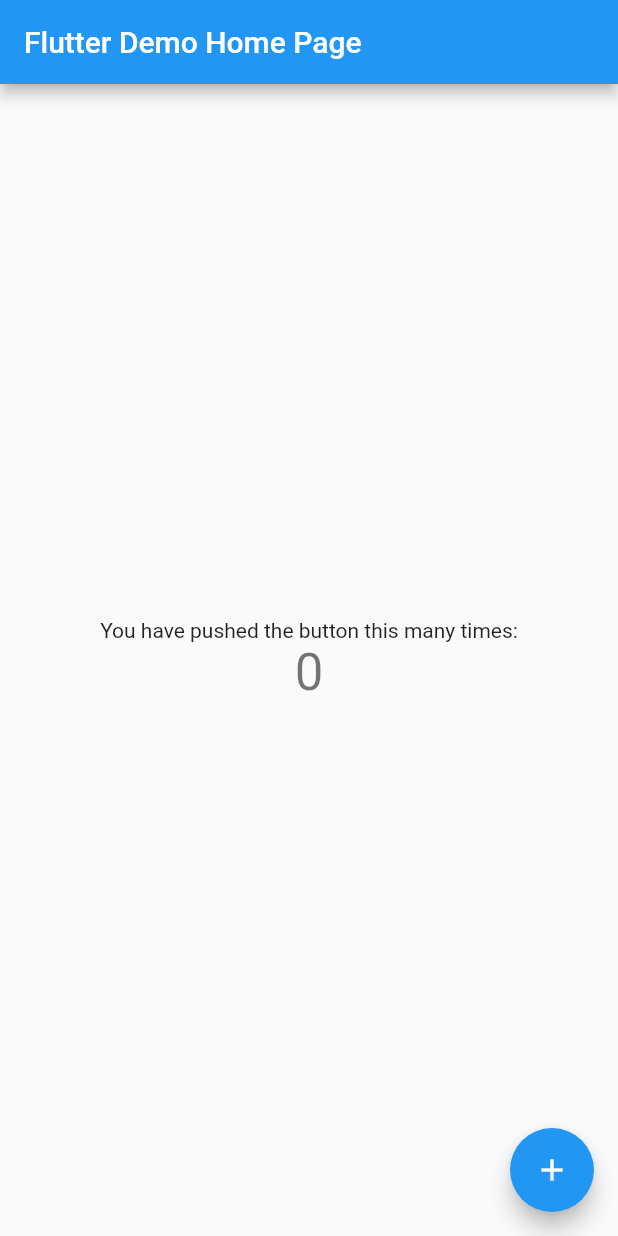
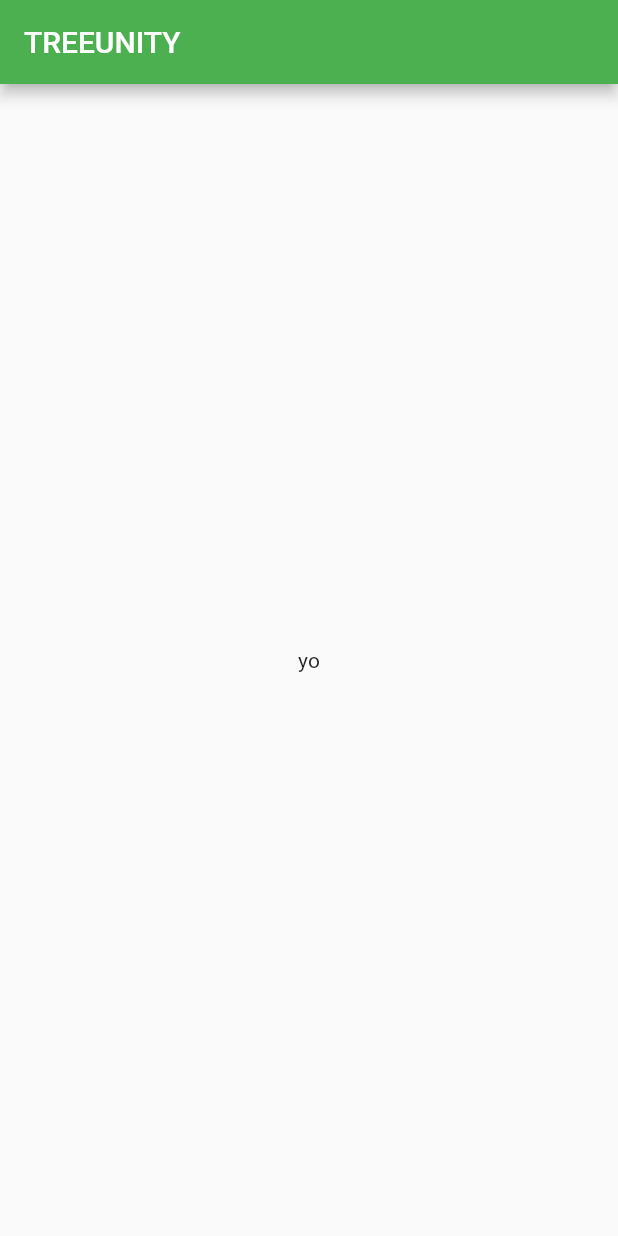
Before and after one commit to ediiiiiiii/treeunity, a Flutter app: the screen it shows after launch, on a phone screen of 412 x 824 dp. Run offline on Flutter 3.47's test engine with Material 2 defaults, Android fonts, the phone set to English and light mode, and no system bars.

Commit message:
Update main.dart

```diff
--- a/treeunity/lib/main.dart
+++ b/treeunity/lib/main.dart
@@ -11,7 +11,7 @@
   @override
   Widget build(BuildContext context) {
     return MaterialApp(
-      title: 'Flutter Demo',
+      title: 'Treeunity',
       theme: ThemeData(
         // This is the theme of your application.
         //
@@ -22,9 +22,9 @@
         // or simply save your changes to "hot reload" in a Flutter IDE).
         // Notice that the counter didn't reset back to zero; the application
         // is not restarted.
-        primarySwatch: Colors.blue,
+        primarySwatch: Colors.green,
       ),
-      home: const MyHomePage(title: 'Flutter Demo Home Page'),
+      home: const MyHomePage(title: 'TREEUNITY'),
     );
   }
 }
@@ -48,19 +48,6 @@
 }
 
 class _MyHomePageState extends State<MyHomePage> {
-  int _counter = 0;
-
-  void _incrementCounter() {
-    setState(() {
-      // This call to setState tells the Flutter framework that something has
-      // changed in this State, which causes it to rerun the build method below
-      // so that the display can reflect the updated values. If we changed
-      // _counter without calling setState(), then the build method would not be
-      // called again, and so nothing would appear to happen.
-      _counter++;
-    });
-  }
-
   @override
   Widget build(BuildContext context) {
     // This method is rerun every time setState is called, for instance as done
@@ -76,40 +63,9 @@
         title: Text(widget.title),
       ),
       body: Center(
-        // Center is a layout widget. It takes a single child and positions it
-        // in the middle of the parent.
-        child: Column(
-          // Column is also a layout widget. It takes a list of children and
-          // arranges them vertically. By default, it sizes itself to fit its
-          // children horizontally, and tries to be as tall as its parent.
-          //
-          // Invoke "debug painting" (press "p" in the console, choose the
-          // "Toggle Debug Paint" action from the Flutter Inspector in Android
-          // Studio, or the "Toggle Debug Paint" command in Visual Studio Code)
-          // to see the wireframe for each widget.
-          //
-          // Column has various properties to control how it sizes itself and
-          // how it positions its children. Here we use mainAxisAlignment to
-          // center the children vertically; the main axis here is the vertical
-          // axis because Columns are vertical (the cross axis would be
-          // horizontal).
-          mainAxisAlignment: MainAxisAlignment.center,
-          children: <Widget>[
-            const Text(
-              'You have pushed the button this many times:',
-            ),
-            Text(
-              '$_counter',
-              style: Theme.of(context).textTheme.headline4,
-            ),
-          ],
-        ),
-      ),
-      floatingActionButton: FloatingActionButton(
-        onPressed: _incrementCounter,
-        tooltip: 'Increment',
-        child: const Icon(Icons.add),
-      ), // This trailing comma makes auto-formatting nicer for build methods.
+          // Center is a layout widget. It takes a single child and positions it
+          // in the middle of the parent.
+          child: Text("yo")),
     );
   }
 }
```
